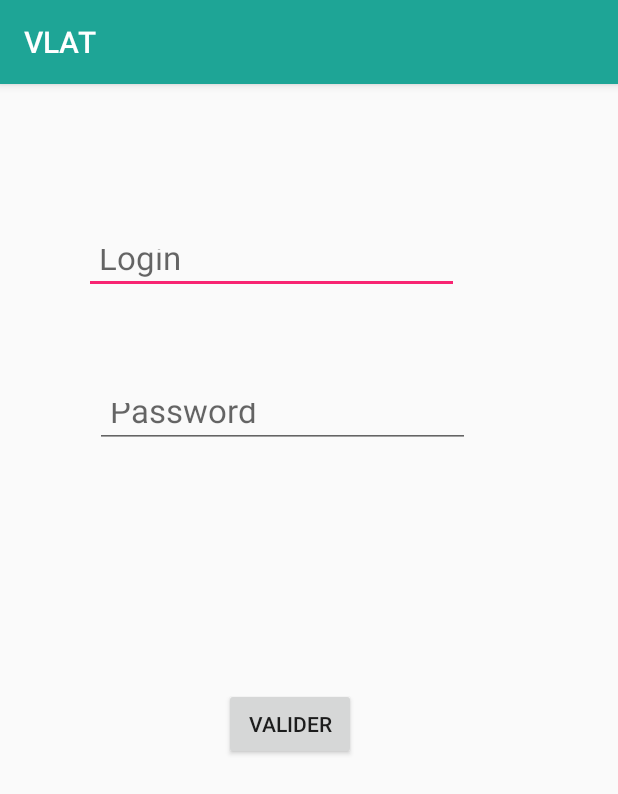
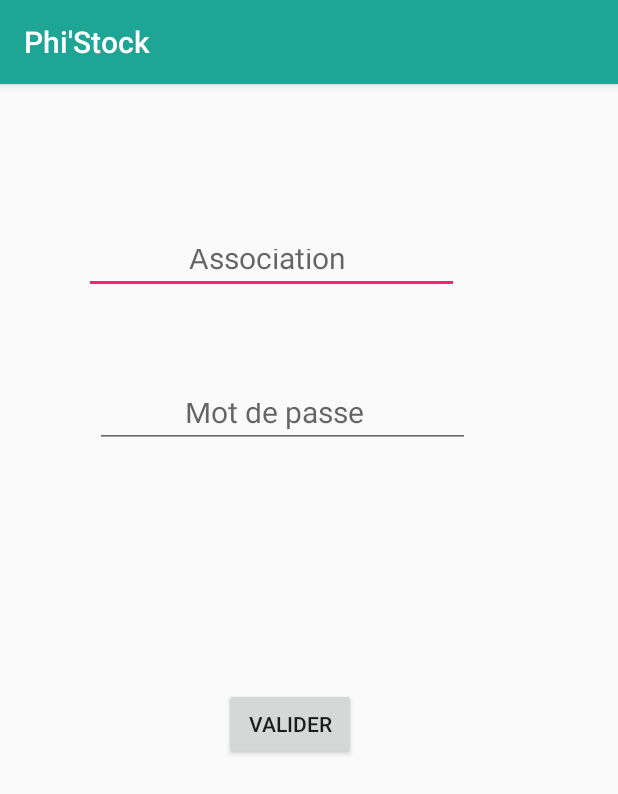
Before and after one commit to ZeTomCreusot/App, an Android app: the Authentification screen opened directly, with no data from a screen before it, on a phone screen of 412 x 824 dp. Shown: the top 794 px of the screen. Run offline under Robolectric (Android 15) with nearby library versions, the phone set to English and light mode, and no system bars.

Commit message:
Mot de passe

```diff
--- a/app/src/main/AndroidManifest.xml
+++ b/app/src/main/AndroidManifest.xml
@@ -7,8 +7,8 @@
 
     <application
         android:allowBackup="true"
-        android:icon="@mipmap/ic_launcher"
-        android:label="VLAT"
+        android:icon="@drawable/logo_app"
+        android:label="Phi'Stock"
         android:roundIcon="@mipmap/ic_launcher_round"
         android:supportsRtl="true"
         android:theme="@style/AppTheme">
--- a/app/src/main/java/com/example/beta_projet/Authentification.java
+++ b/app/src/main/java/com/example/beta_projet/Authentification.java
@@ -7,26 +7,39 @@ import android.os.Bundle;
 import android.view.View;
 import android.widget.Button;
 import android.widget.EditText;
+import android.widget.TextView;
 
 public class Authentification extends AppCompatActivity {
 
     private Button btn;
+    EditText login;
     EditText mdp;
    // private String motdepasse;
     @Override
     protected void onCreate(Bundle savedInstanceState) {
         super.onCreate(savedInstanceState);
         setContentView(R.layout.activity_authentification);
+/*
+        //Affichage et récupération du choix du spinner
+        Intent in=getIntent();
+        Bundle b=in.getExtras();
+        final String nomAsso = (String) b.get("nomAsso");
+        TextView t_nom=(TextView) findViewById(R.id.textView7);
+        t_nom.setText(nomAsso);
+*/
+        btn = (Button)findViewById(R.id.test);
+        login=findViewById(R.id.Login);
+        mdp=findViewById(R.id.Password);
 
-        btn = (Button)findViewById(R.id.test);
-        mdp=findViewById(R.id.Password);
         btn.setOnClickListener(new View.OnClickListener() {
             @Override
             public void onClick(View view) {
                 String motdepasse = mdp.getText().toString();
-                if (motdepasse.equals("aaa")){
-                    ouvrirAjoutEtudiant();
-                }
+
+
+                    if (login.equals("X") && motdepasse.equals("Y")) {
+                        ouvrirAjoutEtudiant();
+                    }
 
             }
         });
--- a/app/src/main/java/com/example/beta_projet/Date.java
+++ b/app/src/main/java/com/example/beta_projet/Date.java
@@ -29,13 +29,12 @@ public class Date extends AppCompatActivity {
         monAdapter.setDropDownViewResource(android.R.layout.simple_spinner_dropdown_item);
         monSpinner.setAdapter(monAdapter);
 //test
-        // 5) Association de adapter au spinner
+        // Association de adapter au spinner
         monSpinner.setOnItemSelectedListener(new AdapterView.OnItemSelectedListener() {
             @Override
             // View : Un objet de type view est associé au choix fait dans le spinner
             public void onItemSelected(AdapterView<?> spinner2, View view, int position, long
                     id) {
-                // on met ici ce qu’il faut faire lorsqu’un item a ete selectionne
                 //System.out.println("Vous avez selectionné");
                 String ASSO = spinner2.getSelectedItem().toString();
                 //System.out.println("Vous avez selectionné : "+ASSO);
--- a/app/src/main/java/com/example/beta_projet/Etudiant.java
+++ b/app/src/main/java/com/example/beta_projet/Etudiant.java
@@ -8,15 +8,13 @@ public class Etudiant {
     public String prenom;
     public String annee;
 
-    // constructeur classique (3 parametres affectant les attributs)
-    public Etudiant (String p_nom,  String p_prenom, String p_annee ) {
+    //Constructeur avec  3 paramètres
+     public Etudiant (String p_nom,  String p_prenom, String p_annee ) {
         nom = p_nom;
         prenom = p_prenom;
         annee = p_annee;
     }
 
-    // la méthode toString. Classique mais inutilisée ici
-    // employée seulement à des fins de debug
     @Override
     public String toString() {
         return "Hello : "+ prenom + " "+ nom + ", enchanté!\n";
--- a/app/src/main/java/com/example/beta_projet/MainActivity.java
+++ b/app/src/main/java/com/example/beta_projet/MainActivity.java
@@ -25,8 +25,7 @@ public class MainActivity extends AppCompatActivity {
     @Override
     protected void onCreate(Bundle savedInstanceState) {
 
-            /* les instructions "classiques" : a la création d'une activité, on appelle le constructeur
-        parent et on charge le calque associé */
+
         super.onCreate(savedInstanceState);
         setContentView(R.layout.activity_main);
 
--- a/app/src/main/java/com/example/beta_projet/MyFirebaseMessaginfService.java
+++ b/app/src/main/java/com/example/beta_projet/MyFirebaseMessaginfService.java
@@ -10,7 +10,6 @@ import android.os.Build;
 import android.util.Log;
 
 import androidx.core.app.NotificationCompat;
-
 import com.google.firebase.messaging.FirebaseMessagingService;
 import com.google.firebase.messaging.RemoteMessage;
 
--- a/app/src/main/java/com/example/beta_projet/SplashScreen.java
+++ b/app/src/main/java/com/example/beta_projet/SplashScreen.java
@@ -7,7 +7,7 @@ import android.os.Bundle;
 import android.os.Handler;
 public class SplashScreen extends AppCompatActivity {
 
-    private final int SPLASH_SCREEN_TIMEOUT = 2000;
+    private final int SPLASH_SCREEN_TIMEOUT = 2000; //Temps de chargement
     @Override
     protected void onCreate(Bundle savedInstanceState) {
         super.onCreate(savedInstanceState);
--- a/app/src/main/java/com/example/beta_projet/VoirEtudiant.java
+++ b/app/src/main/java/com/example/beta_projet/VoirEtudiant.java
@@ -28,7 +28,7 @@ public class VoirEtudiant extends AppCompatActivity {
         super.onCreate(savedInstanceState);
         setContentView(R.layout.activity_voir_etudiant);
 
-
+//non  fonctionnelle pour le moment
         /*****************************************/
         /*** RECUPERATION DE L'ETUDIANT CLIQUE ***/
         /*****************************************/
@@ -97,9 +97,7 @@ public class VoirEtudiant extends AppCompatActivity {
             // on le stocke dans une reference etudiantVisualite
             Etudiant etudiantVisualise = tableauEtudiantsTemporaire[indiceEtudiant];
 
-            /********************************/
-            /*** AFFICHAGE DE L'ETUDIANT  ***/
-            /********************************/
+         //AFFICHAGE DE L'ETUDIANT
 
             // on a désormais l'objet Etudiant à afficher. le reste est facile :
             // on associe chaque référence au widget qui nous permettra d'afficher l'étudiant
--- a/app/src/main/res/layout/activity_authentification.xml
+++ b/app/src/main/res/layout/activity_authentification.xml
@@ -23,9 +23,9 @@
         android:layout_height="40dp"
         android:layout_marginStart="56dp"
         android:layout_marginTop="100dp"
-        android:hint="Login"
-        android:padding="10dp"
-        android:textSize="22dp"
+        android:hint="Association"
+        android:paddingLeft="70dp"
+        android:textSize="20dp"
         app:layout_constraintStart_toStartOf="parent"
         app:layout_constraintTop_toTopOf="parent" />
 
@@ -36,10 +36,10 @@
         android:layout_marginStart="63dp"
         android:layout_marginTop="60dp"
         android:layout_marginBottom="523dp"
-        android:hint="Password"
+        android:hint="Mot de passe"
         android:inputType="textPassword"
-        android:paddingLeft="10dp"
-        android:textSize="22dp"
+        android:paddingLeft="60dp"
+        android:textSize="20dp"
         app:layout_constraintBottom_toBottomOf="parent"
         app:layout_constraintStart_toStartOf="parent"
         app:layout_constraintTop_toBottomOf="@+id/Login" />
--- a/app/src/main/res/layout/activity_main.xml
+++ b/app/src/main/res/layout/activity_main.xml
@@ -13,7 +13,7 @@
         android:layout_height="179dp"
         android:layout_marginTop="149dp"
         android:clickable="false"
-        android:text="    NOM DE L'APPLI"
+        android:text="         PHI'STOCK"
         android:textAppearance="@style/TextAppearance.AppCompat.Display2"
         android:textColor="#080114"
         app:fontFamily="cursive"
--- a/app/src/main/res/layout/activity_splash_screen.xml
+++ b/app/src/main/res/layout/activity_splash_screen.xml
@@ -10,7 +10,7 @@
         android:id="@+id/image_icon"
         android:layout_width="wrap_content"
         android:layout_height="wrap_content"
-        android:src="@drawable/vlatt"
+        android:src="@drawable/phistock"
         app:layout_constraintTop_toTopOf="parent"
         app:layout_constraintBottom_toBottomOf="parent"
         app:layout_constraintLeft_toLeftOf="parent"
```
Also changed, not shown: app/src/main/java/com/example/beta_projet/AjoutEtudiant.java (+12 -31 lines), app/src/main/java/com/example/beta_projet/Associations.java (+1 -90 lines), app/src/main/java/com/example/beta_projet/Donnees.java (deleted, +0 -53 lines), app/src/main/java/com/example/beta_projet/ListeEtudiants.java (+6 -17 lines), app/src/main/java/com/example/beta_projet/SupprimerEtudiant.java (+16 -40 lines), app/src/main/java/com/example/beta_projet/page_accueil_asso.java (+2 -8 lines).
